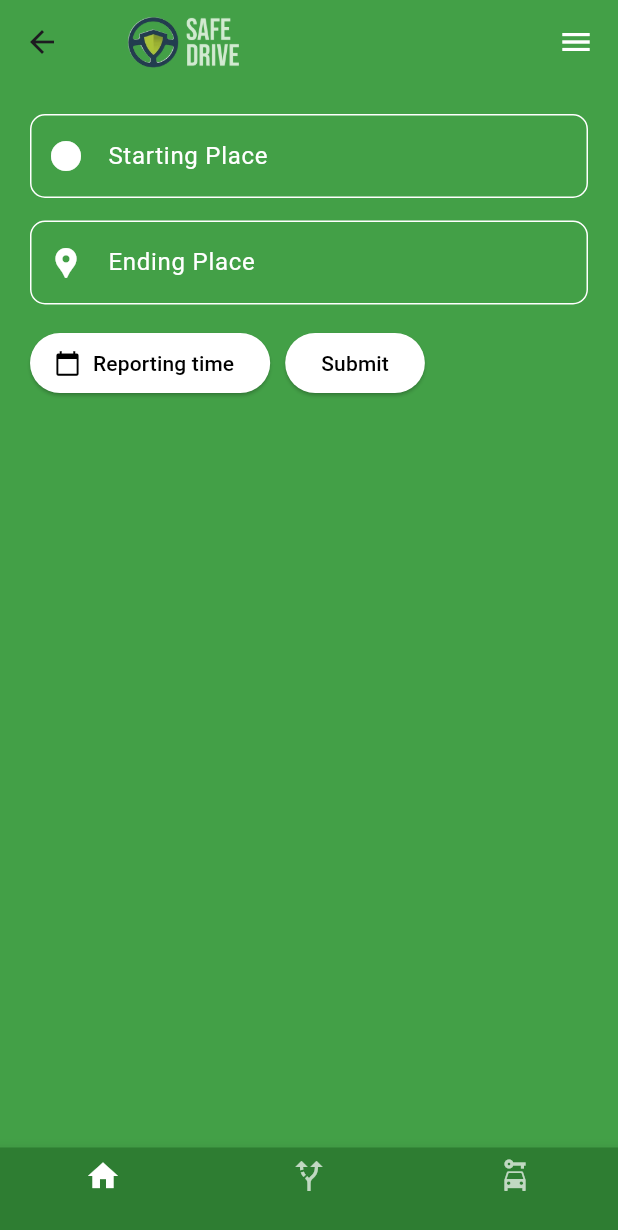
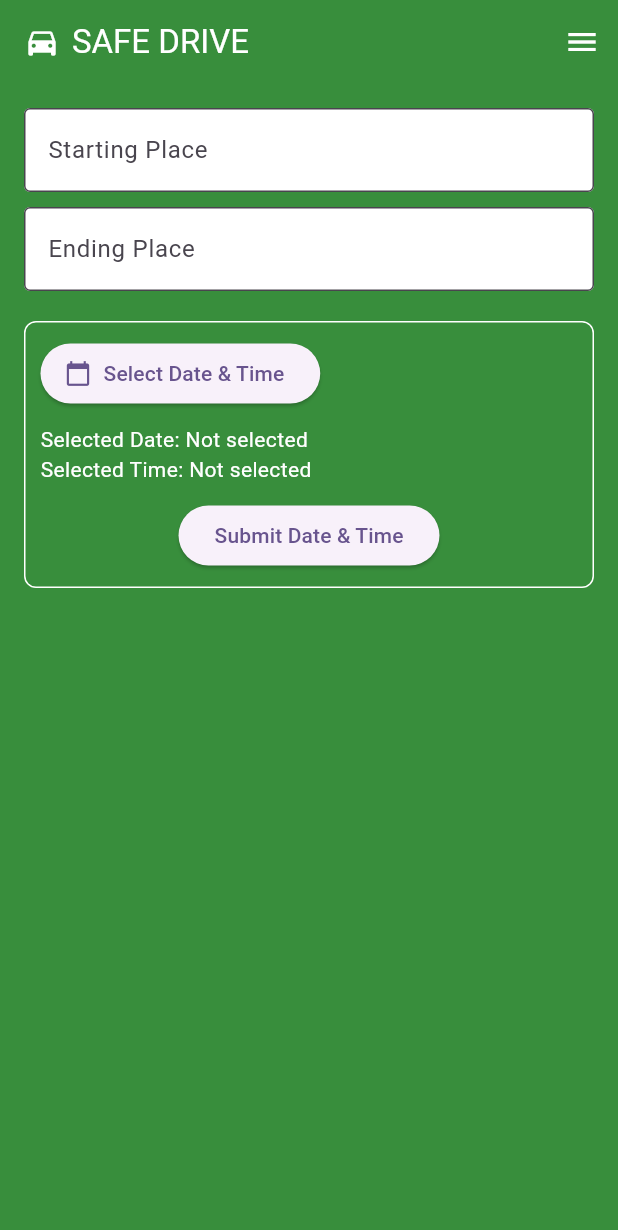
Before and after one commit to shanibkt/ByteCode, a Flutter app: the SafeDriveScreen screen opened directly, on a phone screen of 412 x 824 dp. Shown: the top 1230 px of the screen. Run offline on Flutter 3.47's test engine with Material 3 defaults, Android fonts, the phone set to English and light mode, and no system bars.

Commit message:
app prototype finished

```diff
--- a/lib/main.dart
+++ b/lib/main.dart
@@ -1,6 +1,5 @@
 import 'package:bytecode/screens/login_screen.dart';
 import 'package:bytecode/screens/registration.dart';
-import 'package:bytecode/screens/safe_';
 import 'package:bytecode/screens/safe_drive_screen.dart';
 import 'package:flutter/material.dart';
 
--- a/lib/screens/login_screen.dart
+++ b/lib/screens/login_screen.dart
@@ -1,6 +1,7 @@
 import 'dart:developer';
+import 'package:bytecode/screens/bottom.dart';
+import 'package:bytecode/screens/home_screen.dart';
 import 'package:bytecode/screens/registration.dart';
-import 'package:bytecode/screens/safe_';
 import 'package:flutter/material.dart';
 
 class LoginScreen extends StatefulWidget {
@@ -129,7 +130,7 @@ class _LoginScreenState extends State<LoginScreen> {
                       }
                       Navigator.push(context, MaterialPageRoute(
                         builder: (context) {
-                          return SafeDriveScreen();
+                          return BottomScreen();
                         },
                       ));
                     },
--- a/lib/screens/safe_drive_screen.dart
+++ b/lib/screens/safe_drive_screen.dart
@@ -1,111 +1,218 @@
 import 'package:flutter/material.dart';
 
+void main() {
+  runApp(SafeDriveApp());
+}
+
+class SafeDriveApp extends StatelessWidget {
+  @override
+  Widget build(BuildContext context) {
+    return MaterialApp(
+      debugShowCheckedModeBanner: false,
+      home: SafeDriveScreen(),
+    );
+  }
+}
+
 class SafeDriveScreen extends StatefulWidget {
-  const SafeDriveScreen({super.key});
-
   @override
   _SafeDriveScreenState createState() => _SafeDriveScreenState();
 }
 
 class _SafeDriveScreenState extends State<SafeDriveScreen> {
+  TextEditingController startController = TextEditingController();
+  TextEditingController endController = TextEditingController();
   DateTime? selectedDate;
+  TimeOfDay? selectedTime;
+  bool showOptions = false;
+  Map<String, bool> options = {
+    'Breakfast': false,
+    'Lunch': false,
+    'Dinner': false,
+    'Stay': false,
+    'Oil': false,
+  };
 
-  Future<void> _selectDate(BuildContext context) async {
-    final DateTime? picked = await showDatePicker(
+  Future<void> _pickDateTime(BuildContext context) async {
+    DateTime? pickedDate = await showDatePicker(
       context: context,
       initialDate: DateTime.now(),
-      firstDate: DateTime(2020),
-      lastDate: DateTime(2030),
+      firstDate: DateTime(2000),
+      lastDate: DateTime(2100),
     );
-    if (picked != null && picked != selectedDate) {
+
+    if (pickedDate != null) {
+      TimeOfDay? pickedTime = await showTimePicker(
+        context: context,
+        initialTime: TimeOfDay.now(),
+      );
+
+      if (pickedTime != null) {
         setState(() {
-        selectedDate = picked;
+          selectedDate = pickedDate;
+          selectedTime = pickedTime;
         });
       }
+    }
+  }
+
+  void _submitDateTime() {
+    if (selectedDate != null && selectedTime != null) {
+      debugPrint('Start: ${startController.text}');
+      debugPrint('End: ${endController.text}');
+      debugPrint(
+          'Reporting Date: ${selectedDate!.toLocal().toString().split(' ')[0]}');
+      debugPrint('Reporting Time: ${selectedTime!.format(context)}');
+      setState(() {
+        showOptions = true;
+      });
+    } else {
+      ScaffoldMessenger.of(context).showSnackBar(
+        SnackBar(content: Text('Please select both date and time')),
+      );
+    }
+  }
+
+  void _submitOptions() {
+    debugPrint('Selected options:');
+    options.forEach((key, value) {
+      if (value) {
+        debugPrint('- $key');
+      }
+    });
   }
 
   @override
   Widget build(BuildContext context) {
     return Scaffold(
-      backgroundColor: Colors.green[600], // Background color
+      backgroundColor: Colors.green[700],
       appBar: AppBar(
-        backgroundColor: Colors.green[600],
-        elevation: 0,
+        backgroundColor: Colors.green[700],
         title: Row(
-          mainAxisAlignment: MainAxisAlignment.spaceBetween,
           children: [
-            Image.asset('assets/images/Logo.png', height: 100), // Logo
-            const Icon(Icons.menu, color: Colors.white), // Menu Icon
+            Icon(Icons.directions_car, color: Colors.white),
+            SizedBox(width: 8),
+            Text("SAFE DRIVE", style: TextStyle(color: Colors.white)),
           ],
         ),
+        actions: [
+          IconButton(
+              icon: Icon(Icons.menu, color: Colors.white), onPressed: () {}),
+        ],
       ),
-      body: Padding(
-        padding: const EdgeInsets.all(20.0),
+      body: SingleChildScrollView(
+        child: Padding(
+          padding: EdgeInsets.all(16.0),
           child: Column(
             crossAxisAlignment: CrossAxisAlignment.start,
             children: [
               TextField(
+                controller: startController,
                 decoration: InputDecoration(
-                prefixIcon: const Icon(Icons.circle, color: Colors.white),
-                labelText: 'Starting Place',
-                labelStyle: const TextStyle(color: Colors.white),
-                enabledBorder: OutlineInputBorder(
-                  borderSide: const BorderSide(color: Colors.white),
-                  borderRadius: BorderRadius.circular(10),
+                  hintText: "Starting Place",
+                  filled: true,
+                  fillColor: Colors.white,
+                  border: OutlineInputBorder(),
                 ),
               ),
-              style: const TextStyle(color: Colors.white),
-            ),
-            const SizedBox(height: 15),
+              SizedBox(height: 10),
               TextField(
+                controller: endController,
                 decoration: InputDecoration(
-                prefixIcon: const Icon(Icons.location_pin, color: Colors.white),
-                labelText: 'Ending Place',
-                labelStyle: const TextStyle(color: Colors.white),
-                enabledBorder: OutlineInputBorder(
-                  borderSide: const BorderSide(color: Colors.white),
-                  borderRadius: BorderRadius.circular(10),
+                  hintText: "Ending Place",
+                  filled: true,
+                  fillColor: Colors.white,
+                  border: OutlineInputBorder(),
                 ),
               ),
-              style: const TextStyle(color: Colors.white),
+              SizedBox(height: 20),
+              // Date and Time Section
+              Container(
+                padding: EdgeInsets.all(10),
+                decoration: BoxDecoration(
+                  border: Border.all(color: Colors.white),
+                  borderRadius: BorderRadius.circular(8),
                 ),
-            const SizedBox(height: 15),
-            Row(
+                child: Column(
+                  crossAxisAlignment: CrossAxisAlignment.start,
                   children: [
                     ElevatedButton.icon(
-                  onPressed: () => _selectDate(context),
-                  icon: const Icon(Icons.calendar_today),
-                  label: Text(selectedDate == null
-                      ? "Reporting time"
-                      : "${selectedDate!.day}/${selectedDate!.month}/${selectedDate!.year}"),
-                  style: ElevatedButton.styleFrom(
-                    backgroundColor: Colors.white,
-                    foregroundColor: Colors.black,
+                      onPressed: () => _pickDateTime(context),
+                      icon: Icon(Icons.calendar_today),
+                      label: Text("Select Date & Time"),
                     ),
+                    SizedBox(height: 10),
+                    Text(
+                      'Selected Date: ${selectedDate?.toLocal().toString().split(' ')[0] ?? "Not selected"}',
+                      style: TextStyle(color: Colors.white),
                     ),
-                const SizedBox(width: 10),
-                ElevatedButton(
-                  onPressed: () {},
-                  style: ElevatedButton.styleFrom(
-                    backgroundColor: Colors.white,
-                    foregroundColor: Colors.black,
+                    Text(
+                      'Selected Time: ${selectedTime?.format(context) ?? "Not selected"}',
+                      style: TextStyle(color: Colors.white),
                     ),
-                  child: const Text("Submit"),
+                    SizedBox(height: 10),
+                    Center(
+                      child: ElevatedButton(
+                        onPressed: _submitDateTime,
+                        child: Text("Submit Date & Time"),
                       ),
-              ],
                     ),
                   ],
                 ),
               ),
-      bottomNavigationBar: BottomNavigationBar(
-        backgroundColor: Colors.green[800],
-        selectedItemColor: Colors.white,
-        unselectedItemColor: Colors.white70,
-        items: const [
-          BottomNavigationBarItem(icon: Icon(Icons.home), label: ''),
-          BottomNavigationBarItem(icon: Icon(Icons.alt_route), label: ''),
-          BottomNavigationBarItem(icon: Icon(Icons.car_rental), label: ''),
+              // Options Section - Only shown after date/time submission
+              if (showOptions) ...[
+                SizedBox(height: 20),
+                Container(
+                  padding: EdgeInsets.all(10),
+                  decoration: BoxDecoration(
+                    border: Border.all(color: Colors.white),
+                    borderRadius: BorderRadius.circular(8),
+                  ),
+                  child: Column(
+                    crossAxisAlignment: CrossAxisAlignment.start,
+                    children: [
+                      Text(
+                        "Select Options:",
+                        style: TextStyle(
+                            color: Colors.white,
+                            fontSize: 16,
+                            fontWeight: FontWeight.bold),
+                      ),
+                      SizedBox(height: 10),
+                      Wrap(
+                        spacing: 10,
+                        children: options.keys.map((key) {
+                          return Row(
+                            mainAxisSize: MainAxisSize.min,
+                            children: [
+                              Checkbox(
+                                value: options[key],
+                                onChanged: (bool? value) {
+                                  setState(() {
+                                    options[key] = value!;
+                                  });
+                                },
+                              ),
+                              Text(key, style: TextStyle(color: Colors.white)),
                             ],
+                          );
+                        }).toList(),
+                      ),
+                      SizedBox(height: 10),
+                      Center(
+                        child: ElevatedButton(
+                          onPressed: _submitOptions,
+                          child: Text("Submit Options"),
+                        ),
+                      ),
+                    ],
+                  ),
+                ),
+              ],
+            ],
+          ),
+        ),
       ),
     );
   }
--- a/pubspec.yaml
+++ b/pubspec.yaml
@@ -36,6 +36,7 @@ dependencies:
   # Use with the CupertinoIcons class for iOS style icons.
   cupertino_icons: ^1.0.8
   http: ^1.3.0
+  intl: ^0.20.2
   # shared_preferences: ^2.5.1
 
 dev_dependencies:
```
Also changed, not shown: lib/screens/bottom.dart (added, +81 -0 lines), lib/screens/home_screen.dart (+38 -2 lines), lib/screens/line_keep.dart (added, +56 -0 lines), assets/images/road_30.png (added), assets/images/road_80.png (added), assets/images/speed_0.png (added), assets/images/speed_80.png (added), lib/accident_alert.dart (deleted), lib/screens/drawer.dart (added), pubspec.lock, 1 other file. Lines whose indentation alone changed are shown as unchanged.
